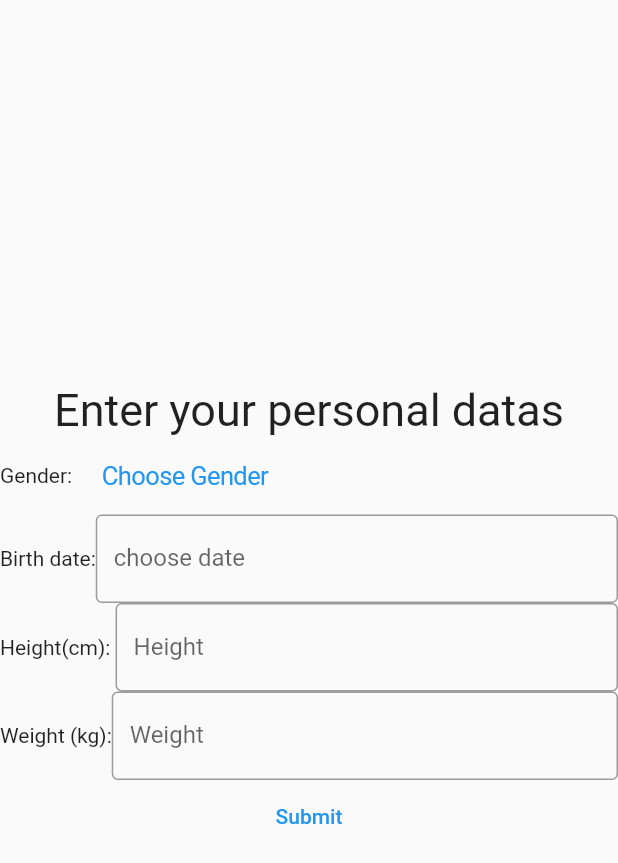
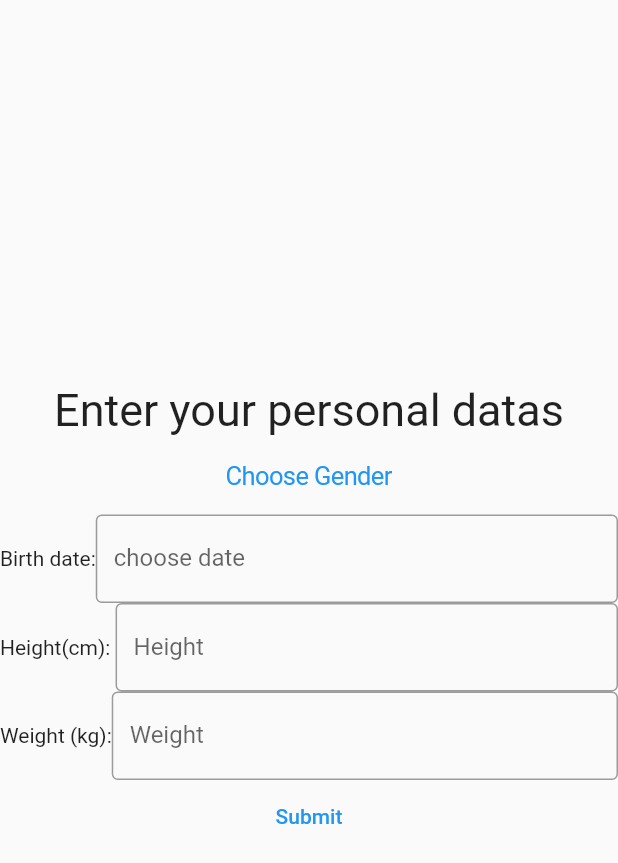
Before and after one commit to zakarias00/Temalabor, a Flutter app: the RegisterScreen screen opened by its route, after a tap on "Submit", on a phone screen of 412 x 824 dp. Shown: the top 863 px of the screen. Run offline on Flutter 3.47's test engine with Material 2 defaults, Android fonts, the phone set to English and light mode, and no system bars; our stand-ins replace dio, percent_indicator.

Commit message:
todo updates

```diff
--- a/GetFit Flutter App/lib/pages/history_screen.dart
+++ b/GetFit Flutter App/lib/pages/history_screen.dart
@@ -62,6 +62,8 @@ class _MyStatefulWidgetState extends State<MyStatefulWidget> {
                   ),
                 );
               }, child: Text("Search"),
+              // TODO sportok alapjan kereses
+              // TODO listazas: sport,datum,ido,tavolsag,kaloria
             ),
             Expanded(
               child: ListView.builder(
@@ -75,6 +77,8 @@ class _MyStatefulWidgetState extends State<MyStatefulWidget> {
             ),
           CupertinoButton(
           onPressed: () {
+            //TODO activityk lekerdezese, ha rakattintunk beirhatjuk az elvegzett km-t es a vele toltott idot, ebbol kaloria szamitasa
+            // TODO egyeb eseten megadhatjuk a kaloriat is
             showCupertinoModalPopup<void>(
               context: context,
               builder: (BuildContext context) => CupertinoActionSheet(
--- a/GetFit Flutter App/lib/pages/leader_board_screen.dart
+++ b/GetFit Flutter App/lib/pages/leader_board_screen.dart
@@ -36,6 +36,7 @@ class _MyStatefulWidgetState extends State<MyStatefulWidget> {
           border: OutlineInputBorder(),
           labelText: 'Search',
           icon: Icon(Icons.search)
+            //TODO kereses nev alapjan
       ),),
         Expanded(
           child: ListView.builder(
@@ -47,6 +48,7 @@ class _MyStatefulWidgetState extends State<MyStatefulWidget> {
           },
       ),
         ),
+            //TODO visszajott adatok megjelenitese pontok alapjan
   ]
     ),
     );
--- a/GetFit Flutter App/lib/pages/personal_data_screen.dart
+++ b/GetFit Flutter App/lib/pages/personal_data_screen.dart
@@ -3,7 +3,7 @@ import 'package:flutter/material.dart';
 import 'package:flutter/services.dart';
 import 'package:get_fit/pages/register_screen.dart';
 
-
+// TODO letrehozott felhasznalohoz hozzaadni ezeket az adatokat, hibauzenet ha nem jo formatumu adat
 TextEditingController gendercontroller = TextEditingController();
 TextEditingController datecontroller = TextEditingController();
 TextEditingController heightcontroller = TextEditingController();
@@ -21,11 +21,6 @@ class PersonalDataScreen extends StatelessWidget{
           mainAxisAlignment: MainAxisAlignment.center,
           children: <Widget> [
             Text('Enter your personal datas',textAlign: TextAlign.center, style: TextStyle( fontSize:  30),),
-            Row(
-                children:  <Widget>[
-                  Text('Gender:',
-                    textAlign: TextAlign.left,
-                  ),
             Flexible(
               child: CupertinoButton(
                 onPressed: () {
@@ -54,8 +49,6 @@ class PersonalDataScreen extends StatelessWidget{
                       },
                 child: const Text('Choose Gender'),
               ),
-                  ),
-                ]
             ),
             Row(
                 children:  <Widget>[
--- a/GetFit Flutter App/lib/pages/register_screen.dart
+++ b/GetFit Flutter App/lib/pages/register_screen.dart
@@ -9,6 +9,7 @@ TextEditingController passwordcontroller = TextEditingController();
 
 Person user = Person("","","","");
 
+// TODO letrehozni uj felhasznalot elmenteni az adatait, hibauzenet kuldese ha nem jo formatumba adott meg valamit
 class RegisterScreen extends StatelessWidget{
   const RegisterScreen({Key? key}) : super(key: key);
 
@@ -77,6 +78,7 @@ class RegisterScreen extends StatelessWidget{
                   ),
                   Flexible(
                     child: TextField(
+                      obscureText: true,
                       controller: passwordcontroller,
                       decoration: InputDecoration(
                         border: OutlineInputBorder(),
```
Also changed, not shown: GetFit Flutter App/lib/pages/homedata_screen.dart (+15 -9 lines), GetFit Flutter App/lib/pages/login_screen.dart (+28 -5 lines), GetFit Flutter App/lib/pages/weekly_activities.dart (+5 -2 lines), 10 other files. Lines whose indentation alone changed are shown as unchanged.
